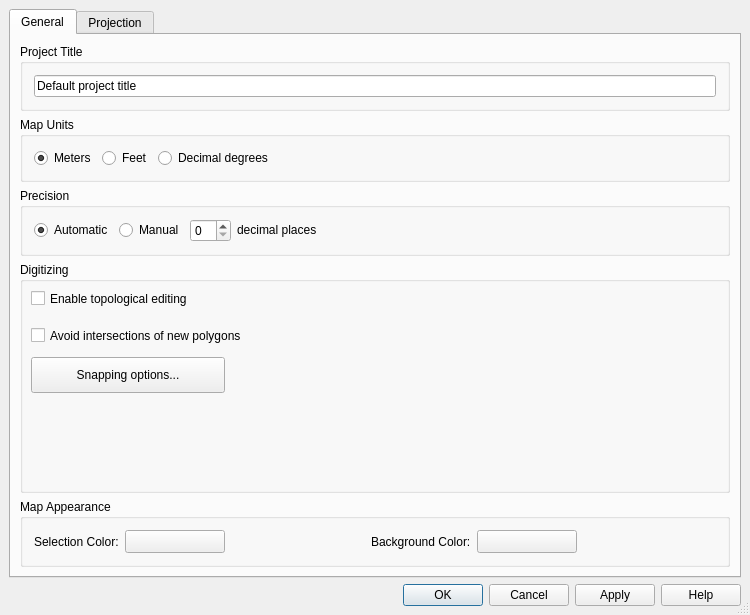
Above: src/ui/qgsprojectpropertiesbase.ui from kadas-albireo/kadas-albireo before the change. Below: the same form after it.
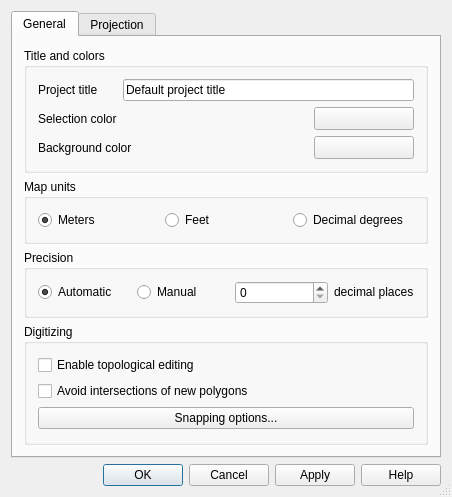
That is the form after the change. Icons and pictures are not drawn. Custom widgets are drawn as their Qt base class.

Commit message: Gui tidy ups for the project props dialog as part of the general GUI revision

The edit to the form file:
```diff
--- a/src/ui/qgsprojectpropertiesbase.ui
+++ b/src/ui/qgsprojectpropertiesbase.ui
@@ -5,8 +5,8 @@
    <rect>
     <x>0</x>
     <y>0</y>
-    <width>750</width>
-    <height>615</height>
+    <width>452</width>
+    <height>495</height>
    </rect>
   </property>
   <property name="windowTitle" >
@@ -22,12 +22,6 @@
    <bool>true</bool>
   </property>
   <layout class="QGridLayout" >
-   <property name="margin" >
-    <number>9</number>
-   </property>
-   <property name="spacing" >
-    <number>6</number>
-   </property>
    <item row="0" column="0" >
     <widget class="QTabWidget" name="tabWidget" >
      <property name="currentIndex" >
@@ -38,25 +32,20 @@
        <string>General</string>
       </attribute>
       <layout class="QGridLayout" >
-       <property name="margin" >
-        <number>9</number>
-       </property>
-       <property name="spacing" >
-        <number>6</number>
-       </property>
        <item row="0" column="0" >
         <widget class="QGroupBox" name="titleBox" >
          <property name="title" >
-          <string>Project Title</string>
+          <string>Title and colors</string>
          </property>
          <layout class="QGridLayout" >
-          <property name="margin" >
-           <number>11</number>
-          </property>
-          <property name="spacing" >
-           <number>6</number>
-          </property>
           <item row="0" column="0" >
+           <widget class="QLabel" name="label_2" >
+            <property name="text" >
+             <string>Project title</string>
+            </property>
+           </widget>
+          </item>
+          <item row="0" column="1" colspan="3" >
            <widget class="QLineEdit" name="titleEdit" >
             <property name="toolTip" >
              <string>Descriptive project name</string>
@@ -66,6 +55,126 @@
             </property>
            </widget>
           </item>
+          <item row="1" column="0" >
+           <widget class="QLabel" name="textLabel1" >
+            <property name="text" >
+             <string>Selection color</string>
+            </property>
+            <property name="buddy" >
+             <cstring>pbnSelectionColour</cstring>
+            </property>
+           </widget>
+          </item>
+          <item row="1" column="2" >
+           <spacer>
+            <property name="orientation" >
+             <enum>Qt::Horizontal</enum>
+            </property>
+            <property name="sizeType" >
+             <enum>QSizePolicy::Expanding</enum>
+            </property>
+            <property name="sizeHint" >
+             <size>
+              <width>40</width>
+              <height>20</height>
+             </size>
+            </property>
+           </spacer>
+          </item>
+          <item row="1" column="3" >
+           <widget class="QgsColorButton" name="pbnSelectionColour" >
+            <property name="minimumSize" >
+             <size>
+              <width>100</width>
+              <height>0</height>
+             </size>
+            </property>
+            <property name="text" >
+             <string/>
+            </property>
+           </widget>
+          </item>
+          <item row="2" column="0" colspan="2" >
+           <widget class="QLabel" name="label" >
+            <property name="text" >
+             <string>Background color</string>
+            </property>
+            <property name="buddy" >
+             <cstring>pbnCanvasColor</cstring>
+            </property>
+           </widget>
+          </item>
+          <item row="2" column="2" >
+           <spacer>
+            <property name="orientation" >
+             <enum>Qt::Horizontal</enum>
+            </property>
+            <property name="sizeHint" >
+             <size>
+              <width>40</width>
+              <height>20</height>
+             </size>
+            </property>
+           </spacer>
+          </item>
+          <item row="2" column="3" >
+           <widget class="QgsColorButton" name="pbnCanvasColor" >
+            <property name="minimumSize" >
+             <size>
+              <width>100</width>
+              <height>0</height>
+             </size>
+            </property>
+            <property name="text" >
+             <string/>
+            </property>
+           </widget>
+          </item>
+         </layout>
+        </widget>
+       </item>
+       <item row="1" column="0" >
+        <widget class="QGroupBox" name="btnGrpMapUnits" >
+         <property name="title" >
+          <string>Map units</string>
+         </property>
+         <layout class="QHBoxLayout" >
+          <property name="leftMargin" >
+           <number>11</number>
+          </property>
+          <property name="topMargin" >
+           <number>11</number>
+          </property>
+          <property name="rightMargin" >
+           <number>11</number>
+          </property>
+          <property name="bottomMargin" >
+           <number>11</number>
+          </property>
+          <item>
+           <widget class="QRadioButton" name="radMeters" >
+            <property name="text" >
+             <string>Meters</string>
+            </property>
+            <property name="checked" >
+             <bool>true</bool>
+            </property>
+           </widget>
+          </item>
+          <item>
+           <widget class="QRadioButton" name="radFeet" >
+            <property name="text" >
+             <string>Feet</string>
+            </property>
+           </widget>
+          </item>
+          <item>
+           <widget class="QRadioButton" name="radDecimalDegrees" >
+            <property name="text" >
+             <string>Decimal degrees</string>
+            </property>
+           </widget>
+          </item>
          </layout>
         </widget>
        </item>
@@ -74,14 +183,8 @@
          <property name="title" >
           <string>Precision</string>
          </property>
-         <layout class="QHBoxLayout" >
-          <property name="margin" >
-           <number>11</number>
-          </property>
-          <property name="spacing" >
-           <number>6</number>
-          </property>
-          <item>
+         <layout class="QGridLayout" >
+          <item row="0" column="0" >
            <widget class="QRadioButton" name="radAutomatic" >
             <property name="toolTip" >
              <string>Automatically sets the number of decimal places in the mouse position display</string>
@@ -97,7 +200,7 @@
             </property>
            </widget>
           </item>
-          <item>
+          <item row="0" column="1" >
            <widget class="QRadioButton" name="radManual" >
             <property name="toolTip" >
              <string>Sets the number of decimal places to use for the mouse position display</string>
@@ -110,7 +213,7 @@
             </property>
            </widget>
           </item>
-          <item>
+          <item row="0" column="2" >
            <widget class="QSpinBox" name="spinBoxDP" >
             <property name="toolTip" >
              <string>The number of decimal places for the manual option</string>
@@ -120,12 +223,10 @@
             </property>
            </widget>
           </item>
-          <item>
+          <item row="0" column="3" >
            <widget class="QLabel" name="textLabel3" >
             <property name="sizePolicy" >
-             <sizepolicy>
-              <hsizetype>0</hsizetype>
-              <vsizetype>0</vsizetype>
+             <sizepolicy vsizetype="Fixed" hsizetype="Fixed" >
               <horstretch>0</horstretch>
               <verstretch>0</verstretch>
              </sizepolicy>
@@ -135,118 +236,13 @@
             </property>
            </widget>
           </item>
-          <item>
-           <spacer>
-            <property name="orientation" >
-             <enum>Qt::Horizontal</enum>
-            </property>
-            <property name="sizeHint" >
-             <size>
-              <width>40</width>
-              <height>20</height>
-             </size>
-            </property>
-           </spacer>
-          </item>
-         </layout>
-        </widget>
-       </item>
-       <item row="4" column="0" >
-        <widget class="QGroupBox" name="groupBox" >
-         <property name="title" >
-          <string>Map Appearance</string>
-         </property>
-         <layout class="QHBoxLayout" >
-          <property name="margin" >
-           <number>11</number>
-          </property>
-          <property name="spacing" >
-           <number>6</number>
-          </property>
-          <item>
-           <widget class="QLabel" name="textLabel1" >
-            <property name="text" >
-             <string>Selection Color:</string>
-            </property>
-            <property name="buddy" >
-             <cstring>pbnSelectionColour</cstring>
-            </property>
-           </widget>
-          </item>
-          <item>
-           <widget class="QgsColorButton" name="pbnSelectionColour" >
-            <property name="minimumSize" >
-             <size>
-              <width>100</width>
-              <height>0</height>
-             </size>
-            </property>
-            <property name="text" >
-             <string/>
-            </property>
-           </widget>
-          </item>
-          <item>
-           <spacer>
-            <property name="orientation" >
-             <enum>Qt::Horizontal</enum>
-            </property>
-            <property name="sizeType" >
-             <enum>QSizePolicy::Expanding</enum>
-            </property>
-            <property name="sizeHint" >
-             <size>
-              <width>40</width>
-              <height>20</height>
-             </size>
-            </property>
-           </spacer>
-          </item>
-          <item>
-           <widget class="QLabel" name="label" >
-            <property name="text" >
-             <string>Background Color:</string>
-            </property>
-            <property name="buddy" >
-             <cstring>pbnCanvasColor</cstring>
-            </property>
-           </widget>
-          </item>
-          <item>
-           <widget class="QgsColorButton" name="pbnCanvasColor" >
-            <property name="minimumSize" >
-             <size>
-              <width>100</width>
-              <height>0</height>
-             </size>
-            </property>
-            <property name="text" >
-             <string/>
-            </property>
-           </widget>
-          </item>
-          <item>
-           <spacer>
-            <property name="orientation" >
-             <enum>Qt::Horizontal</enum>
-            </property>
-            <property name="sizeHint" >
-             <size>
-              <width>40</width>
-              <height>20</height>
-             </size>
-            </property>
-           </spacer>
-          </item>
          </layout>
         </widget>
        </item>
        <item row="3" column="0" >
         <widget class="QGroupBox" name="grpDigitizing" >
          <property name="sizePolicy" >
-          <sizepolicy>
-           <hsizetype>5</hsizetype>
-           <vsizetype>7</vsizetype>
+          <sizepolicy vsizetype="Expanding" hsizetype="Preferred" >
            <horstretch>0</horstretch>
            <verstretch>0</verstretch>
           </sizepolicy>
@@ -254,96 +250,28 @@
          <property name="title" >
           <string>Digitizing</string>
          </property>
-         <widget class="QCheckBox" name="mEnableTopologicalEditingCheckBox" >
-          <property name="geometry" >
-           <rect>
-            <x>11</x>
-            <y>21</y>
-            <width>371</width>
-            <height>31</height>
-           </rect>
-          </property>
-          <property name="text" >
-           <string>Enable topological editing</string>
-          </property>
-         </widget>
-         <widget class="QPushButton" name="mSnappingOptionsPushButton" >
-          <property name="geometry" >
-           <rect>
-            <x>11</x>
-            <y>95</y>
-            <width>194</width>
-            <height>36</height>
-           </rect>
-          </property>
-          <property name="text" >
-           <string>Snapping options...</string>
-          </property>
-         </widget>
-         <widget class="QCheckBox" name="mAvoidIntersectionsCheckBox" >
-          <property name="geometry" >
-           <rect>
-            <x>11</x>
-            <y>58</y>
-            <width>371</width>
-            <height>31</height>
-           </rect>
-          </property>
-          <property name="text" >
-           <string>Avoid intersections of new polygons</string>
-          </property>
-         </widget>
-        </widget>
-       </item>
-       <item row="1" column="0" >
-        <widget class="QGroupBox" name="btnGrpMapUnits" >
-         <property name="title" >
-          <string>Map Units</string>
-         </property>
-         <layout class="QHBoxLayout" >
-          <property name="margin" >
-           <number>11</number>
-          </property>
-          <property name="spacing" >
-           <number>6</number>
-          </property>
-          <item>
-           <widget class="QRadioButton" name="radMeters" >
+         <layout class="QGridLayout" >
+          <item row="0" column="0" >
+           <widget class="QCheckBox" name="mEnableTopologicalEditingCheckBox" >
             <property name="text" >
-             <string>Meters</string>
+             <string>Enable topological editing</string>
             </property>
-            <property name="checked" >
-             <bool>true</bool>
-            </property>
            </widget>
           </item>
-          <item>
-           <widget class="QRadioButton" name="radFeet" >
+          <item row="1" column="0" >
+           <widget class="QCheckBox" name="mAvoidIntersectionsCheckBox" >
             <property name="text" >
-             <string>Feet</string>
+             <string>Avoid intersections of new polygons</string>
             </property>
            </widget>
           </item>
-          <item>
-           <widget class="QRadioButton" name="radDecimalDegrees" >
+          <item row="2" column="0" >
+           <widget class="QPushButton" name="mSnappingOptionsPushButton" >
             <property name="text" >
-             <string>Decimal degrees</string>
+             <string>Snapping options...</string>
             </property>
            </widget>
           </item>
-          <item>
-           <spacer>
-            <property name="orientation" >
-             <enum>Qt::Horizontal</enum>
-            </property>
-            <property name="sizeHint" >
-             <size>
-              <width>40</width>
-              <height>20</height>
-             </size>
-            </property>
-           </spacer>
-          </item>
          </layout>
         </widget>
        </item>
@@ -354,11 +282,17 @@
        <string>Projection</string>
       </attribute>
       <layout class="QGridLayout" >
-       <property name="margin" >
+       <property name="leftMargin" >
         <number>11</number>
        </property>
-       <property name="spacing" >
-        <number>6</number>
+       <property name="topMargin" >
+        <number>11</number>
+       </property>
+       <property name="rightMargin" >
+        <number>11</number>
+       </property>
+       <property name="bottomMargin" >
+        <number>11</number>
        </property>
        <item row="0" column="0" >
         <widget class="QCheckBox" name="cbxProjectionEnabled" >
```
Left out of the diff: 77 changed lines with no effect on the pictures. The commit also changes 1 other file.
